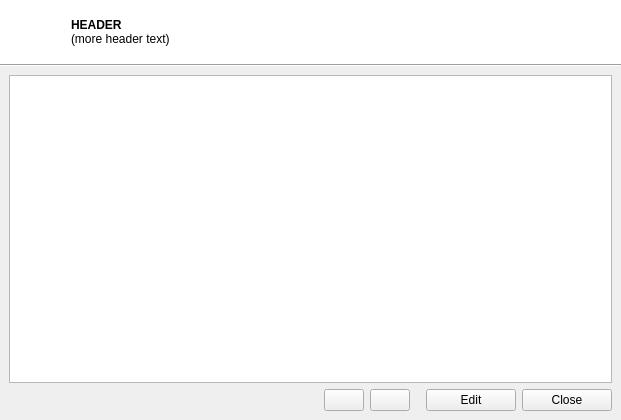
Above: gui/MetaInfo.ui from lordmulder/LameXP before the change. Below: the same form after it.
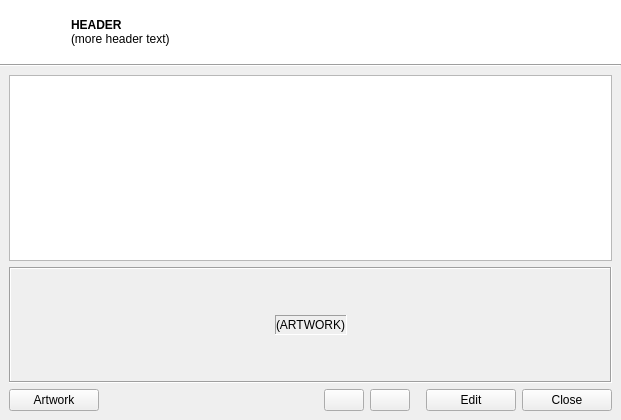
That is the form after the change. Icons and pictures are not drawn.

Commit message: Display cover artwork in the "Meta Info" dialog.

```diff
--- a/gui/MetaInfo.ui
+++ b/gui/MetaInfo.ui
@@ -189,8 +189,146 @@
          </attribute>
         </widget>
        </item>
+       <item>
+        <widget class="QFrame" name="frameArtwork">
+         <property name="frameShape">
+          <enum>QFrame::Box</enum>
+         </property>
+         <property name="frameShadow">
+          <enum>QFrame::Sunken</enum>
+         </property>
+         <property name="lineWidth">
+          <number>1</number>
+         </property>
+         <layout class="QGridLayout" name="gridLayout_2">
+          <item row="0" column="0">
+           <layout class="QGridLayout" name="gridLayout">
+            <property name="spacing">
+             <number>0</number>
+            </property>
+            <item row="0" column="1">
+             <spacer name="verticalSpacer_2">
+              <property name="orientation">
+               <enum>Qt::Vertical</enum>
+              </property>
+              <property name="sizeHint" stdset="0">
+               <size>
+                <width>20</width>
+                <height>40</height>
+               </size>
+              </property>
+             </spacer>
+            </item>
+            <item row="2" column="1">
+             <spacer name="verticalSpacer">
+              <property name="orientation">
+               <enum>Qt::Vertical</enum>
+              </property>
+              <property name="sizeHint" stdset="0">
+               <size>
+                <width>20</width>
+                <height>40</height>
+               </size>
+              </property>
+             </spacer>
+            </item>
+            <item row="1" column="1">
+             <widget class="QFrame" name="frameArtworkInner">
+              <property name="frameShape">
+               <enum>QFrame::Panel</enum>
+              </property>
+              <property name="frameShadow">
+               <enum>QFrame::Sunken</enum>
+              </property>
+              <layout class="QVBoxLayout" name="verticalLayout_5">
+               <property name="spacing">
+                <number>0</number>
+               </property>
+               <property name="margin">
+                <number>0</number>
+               </property>
+               <item>
+                <layout class="QVBoxLayout" name="verticalLayout_4">
+                 <property name="spacing">
+                  <number>0</number>
+                 </property>
+                 <property name="leftMargin">
+                  <number>0</number>
+                 </property>
+                 <item>
+                  <widget class="QLabel" name="labelArtwork">
+                   <property name="text">
+                    <string notr="true">(ARTWORK)</string>
+                   </property>
+                  </widget>
+                 </item>
+                </layout>
+               </item>
+              </layout>
+             </widget>
+            </item>
+            <item row="1" column="2">
+             <spacer name="horizontalSpacer_3">
+              <property name="orientation">
+               <enum>Qt::Horizontal</enum>
+              </property>
+              <property name="sizeHint" stdset="0">
+               <size>
+                <width>40</width>
+                <height>20</height>
+               </size>
+              </property>
+             </spacer>
+            </item>
+            <item row="1" column="0">
+             <spacer name="horizontalSpacer_5">
+              <property name="orientation">
+               <enum>Qt::Horizontal</enum>
+              </property>
+              <property name="sizeHint" stdset="0">
+               <size>
+                <width>40</width>
+                <height>20</height>
+               </size>
+              </property>
+             </spacer>
+            </item>
+           </layout>
+          </item>
+         </layout>
+        </widget>
+       </item>
        <item>
         <layout class="QHBoxLayout" name="horizontalLayout">
+         <item>
+          <widget class="QPushButton" name="buttonArtwork">
+           <property name="minimumSize">
+            <size>
+             <width>90</width>
+             <height>0</height>
+            </size>
+           </property>
+           <property name="text">
+            <string>Artwork</string>
+           </property>
+           <property name="icon">
+            <iconset resource="../res/Icons.qrc">
+             <normaloff>:/icons/photo.png</normaloff>:/icons/photo.png</iconset>
+           </property>
+           <property name="iconSize">
+            <size>
+             <width>16</width>
+             <height>16</height>
+            </size>
+           </property>
+           <property name="checkable">
+            <bool>true</bool>
+           </property>
+           <property name="autoDefault">
+            <bool>false</bool>
+           </property>
+          </widget>
+         </item>
          <item>
           <spacer name="horizontalSpacer">
            <property name="orientation">
```
Left out of the diff: 54 changed lines with no effect on the pictures. The commit also changes 14 other files.
